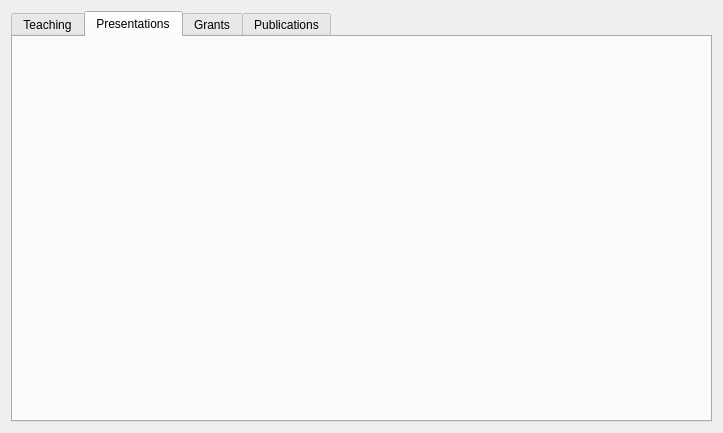
Old version of the form Windows/summary_window.ui in the repository mshubat-forked/cs3307-group-project.
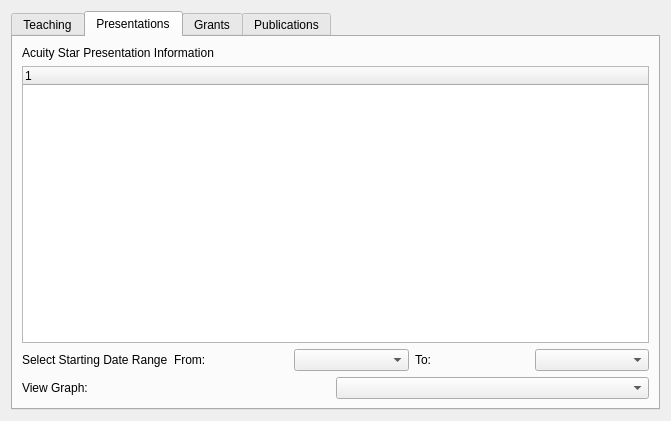
New version of the form. The open tabs and pages were chosen to show the change.

Commit message:
added UI elements to all tabs
Not all functional yet, but they are there

The edit to the form file:
```diff
--- a/Windows/summary_window.ui
+++ b/Windows/summary_window.ui
@@ -6,14 +6,14 @@
    <rect>
     <x>0</x>
     <y>0</y>
-    <width>723</width>
-    <height>433</height>
+    <width>671</width>
+    <height>421</height>
    </rect>
   </property>
   <property name="windowTitle">
    <string>Data Summary</string>
   </property>
-  <layout class="QVBoxLayout" name="verticalLayout">
+  <layout class="QHBoxLayout" name="horizontalLayout">
    <item>
     <widget class="QTabWidget" name="tabWidget">
      <property name="currentIndex">
@@ -91,6 +91,83 @@
       <attribute name="title">
        <string>Presentations</string>
       </attribute>
+      <layout class="QVBoxLayout" name="verticalLayout">
+       <item>
+        <widget class="QLabel" name="presentation_header">
+         <property name="text">
+          <string>Acuity Star Presentation Information</string>
+         </property>
+        </widget>
+       </item>
+       <item>
+        <widget class="QTreeWidget" name="treeWidget_2">
+         <column>
+          <property name="text">
+           <string notr="true">1</string>
+          </property>
+         </column>
+        </widget>
+       </item>
+       <item>
+        <layout class="QHBoxLayout" name="horizontalLayout_4">
+         <item>
+          <widget class="QLabel" name="label_8">
+           <property name="text">
+            <string>Select Starting Date Range</string>
+           </property>
+          </widget>
+         </item>
+         <item>
+          <widget class="QLabel" name="label_9">
+           <property name="text">
+            <string>From:</string>
+           </property>
+          </widget>
+         </item>
+         <item>
+          <widget class="QComboBox" name="fromDateCombo_2"/>
+         </item>
+         <item>
+          <widget class="QLabel" name="label_10">
+           <property name="text">
+            <string>To:</string>
+           </property>
+          </widget>
+         </item>
+         <item>
+          <widget class="QComboBox" name="toDateCombo_2"/>
+         </item>
+        </layout>
+       </item>
+       <item>
+        <layout class="QHBoxLayout" name="horizontalLayout_5">
+         <property name="spacing">
+          <number>1</number>
+         </property>
+         <item>
+          <widget class="QLabel" name="label_2">
+           <property name="text">
+            <string>View Graph:</string>
+           </property>
+          </widget>
+         </item>
+         <item>
+          <widget class="QComboBox" name="graphComboBox_2">
+           <property name="enabled">
+            <bool>true</bool>
+           </property>
+          </widget>
+         </item>
+        </layout>
+       </item>
+      </layout>
+      <zorder>treeWidget_2</zorder>
+      <zorder>layoutWidget</zorder>
+      <zorder>layoutWidget_2</zorder>
+      <zorder>presentation_header</zorder>
+      <zorder>label_2</zorder>
+      <zorder>graphComboBox_2</zorder>
+      <zorder>label_2</zorder>
      </widget>
      <widget class="QWidget" name="tab_7">
       <attribute name="title">
```
Left out of the diff: 147 changed lines with no effect on the pictures.
